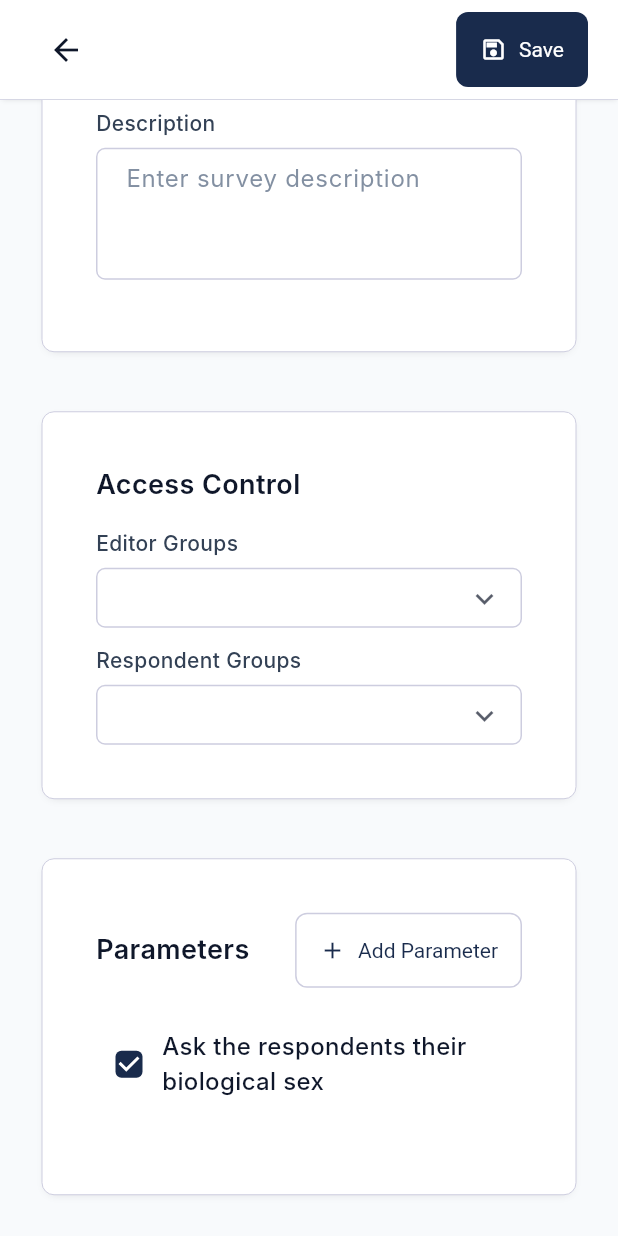
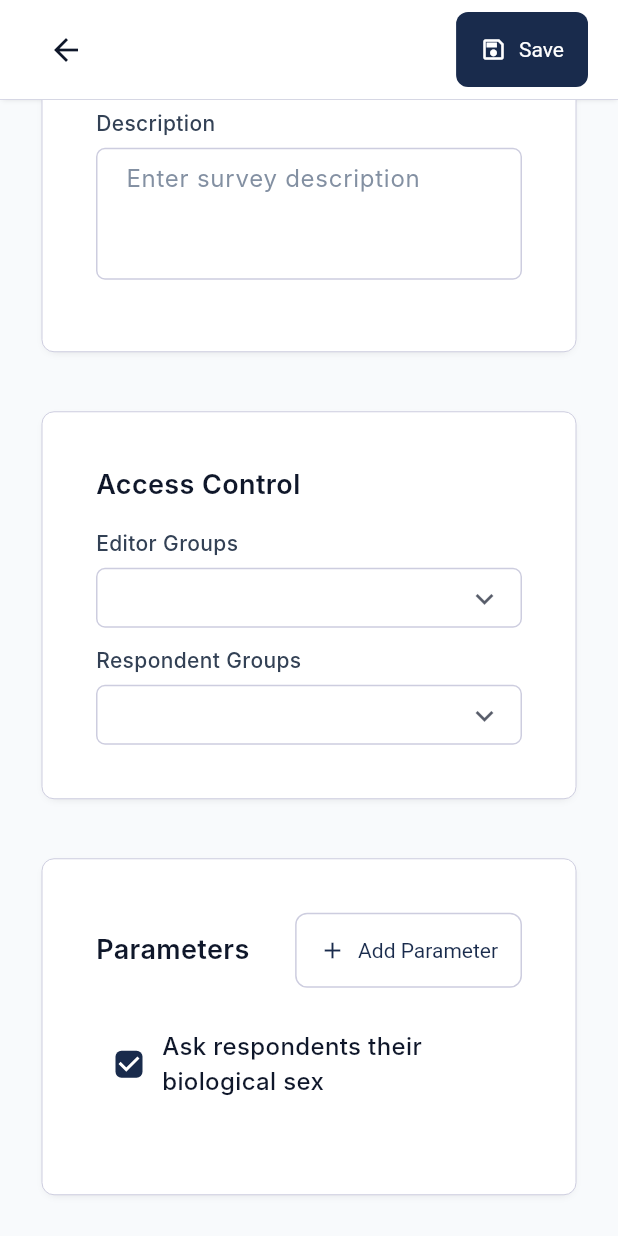
Before and after one commit to Print-In-Progress/edconnect_admin, a Flutter app: the SortingSurveyCreatePage screen opened by its route, scrolled down 186 dp, on a phone screen of 412 x 824 dp. Run offline on Flutter 3.47's test engine with Material 3 defaults, Android fonts, the phone set to English and light mode, and no system bars; our stand-ins replace cached_network_image, cloud_firestore, file_picker, firebase_auth, firebase_core, firebase_storage and 2 more; missing offline and left inert: flex_color_picker, html_editor_enhanced, pointer_interceptor, pointycastle; accounts and stored records are empty; generated files the repository leaves out were written again; Roboto replaces fonts that are missing (Inter); project files that could hold a hidden picture were left out.

Commit message:
bugfix: all was not selectable after a filter has been selected (sorting survey pages)

```diff
--- a/lib/presentation/pages/sorting_module_pages/create_sorting_survey_page.dart
+++ b/lib/presentation/pages/sorting_module_pages/create_sorting_survey_page.dart
@@ -298,7 +298,7 @@ class _SortingSurveyCreatePageState
             SizedBox(height: Foundations.spacing.lg),
             BaseCheckbox(
                 value: _askBiologicalSex,
-                label: 'Ask the respondents their biological sex',
+                label: 'Ask respondents their biological sex',
                 size: CheckboxSize.medium,
                 onChanged: (value) {
                   setState(() {
--- a/lib/presentation/pages/sorting_module_pages/sorting_surveys_page.dart
+++ b/lib/presentation/pages/sorting_module_pages/sorting_surveys_page.dart
@@ -55,7 +55,6 @@ class SortingSurveysPage extends ConsumerWidget {
                   ),
                 ),
                 SizedBox(width: Foundations.spacing.md),
-                // TODO: Bugfix: Filter status All not selectable after selecting another status
                 SizedBox(
                   width: 160,
                   child: BaseSelect<SortingSurveyStatus?>(
@@ -67,7 +66,9 @@ class SortingSurveysPage extends ConsumerWidget {
                     variant: SelectVariant.outlined,
                     onChanged: (value) {
                       ref.read(surveyFilterProvider.notifier).state =
-                          filterState.copyWith(statusFilter: value);
+                          filterState.copyWith(
+                              statusFilter: value,
+                              clearStatusFilter: value == null);
                     },
                   ),
                 ),
```
